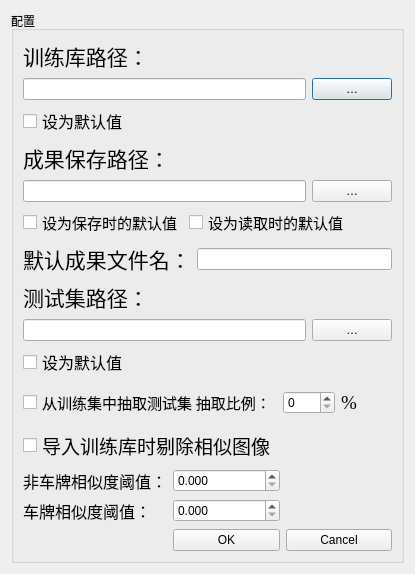
Above: plateproperty.ui from 969256235/SVMTrainningTool before the change. Below: the same form after it.
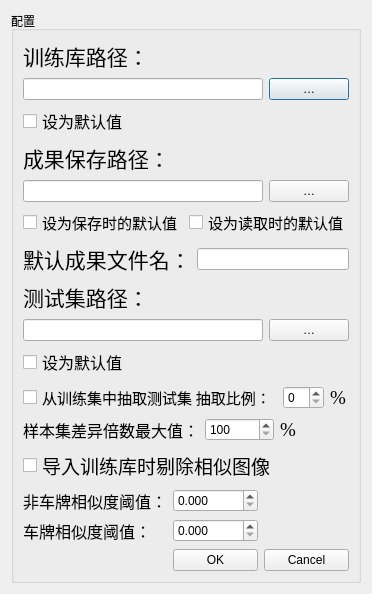
That is the form after the change.

Patch:
```diff
--- a/plateproperty.ui
+++ b/plateproperty.ui
@@ -6,8 +6,8 @@
    <rect>
     <x>0</x>
     <y>0</y>
-    <width>415</width>
-    <height>574</height>
+    <width>362</width>
+    <height>548</height>
    </rect>
   </property>
   <property name="windowTitle">
@@ -213,6 +213,52 @@
         </item>
        </layout>
       </item>
+      <item>
+       <layout class="QHBoxLayout" name="horizontalLayout">
+        <item>
+         <widget class="QLabel" name="allowedMultipleLabel">
+          <property name="font">
+           <font>
+            <family>Times New Roman</family>
+            <pointsize>12</pointsize>
+           </font>
+          </property>
+          <property name="text">
+           <string>样本集差异倍数最大值：</string>
+          </property>
+         </widget>
+        </item>
+        <item>
+         <widget class="QSpinBox" name="plateMultiplePercentage">
+          <property name="minimum">
+           <number>100</number>
+          </property>
+          <property name="maximum">
+           <number>300</number>
+          </property>
+          <property name="singleStep">
+           <number>10</number>
+          </property>
+          <property name="value">
+           <number>100</number>
+          </property>
+         </widget>
+        </item>
+        <item>
+         <widget class="QLabel" name="plateMultiplePercentLabel">
+          <property name="font">
+           <font>
+            <family>Times New Roman</family>
+            <pointsize>14</pointsize>
+           </font>
+          </property>
+          <property name="text">
+           <string>%</string>
+          </property>
+         </widget>
+        </item>
+       </layout>
+      </item>
       <item>
        <widget class="QCheckBox" name="similarytyCheck">
         <property name="font">
```
